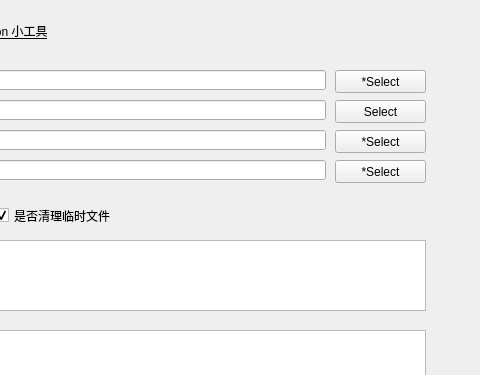
First picture: the form in gui/ui/main.ui, repository JHC000abc/PyinstallerTools, before the edit; both pictures show x 275 to 755 and y 0 to 375 of the 755 by 836 pixel window.
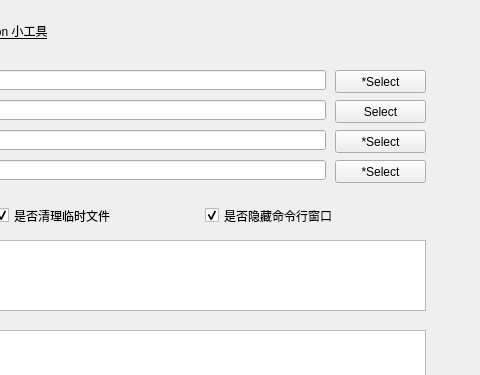
Second picture: the form after the edit.

Diff of the .ui file:
```diff
--- a/gui/ui/main.ui
+++ b/gui/ui/main.ui
@@ -256,6 +256,22 @@
     <string>二进制文件目录</string>
    </property>
   </widget>
+  <widget class="QCheckBox" name="checkBox_cmd">
+   <property name="geometry">
+    <rect>
+     <x>480</x>
+     <y>200</y>
+     <width>161</width>
+     <height>31</height>
+    </rect>
+   </property>
+   <property name="text">
+    <string>是否隐藏命令行窗口</string>
+   </property>
+   <property name="checked">
+    <bool>true</bool>
+   </property>
+  </widget>
  </widget>
  <resources/>
  <connections/>
```
